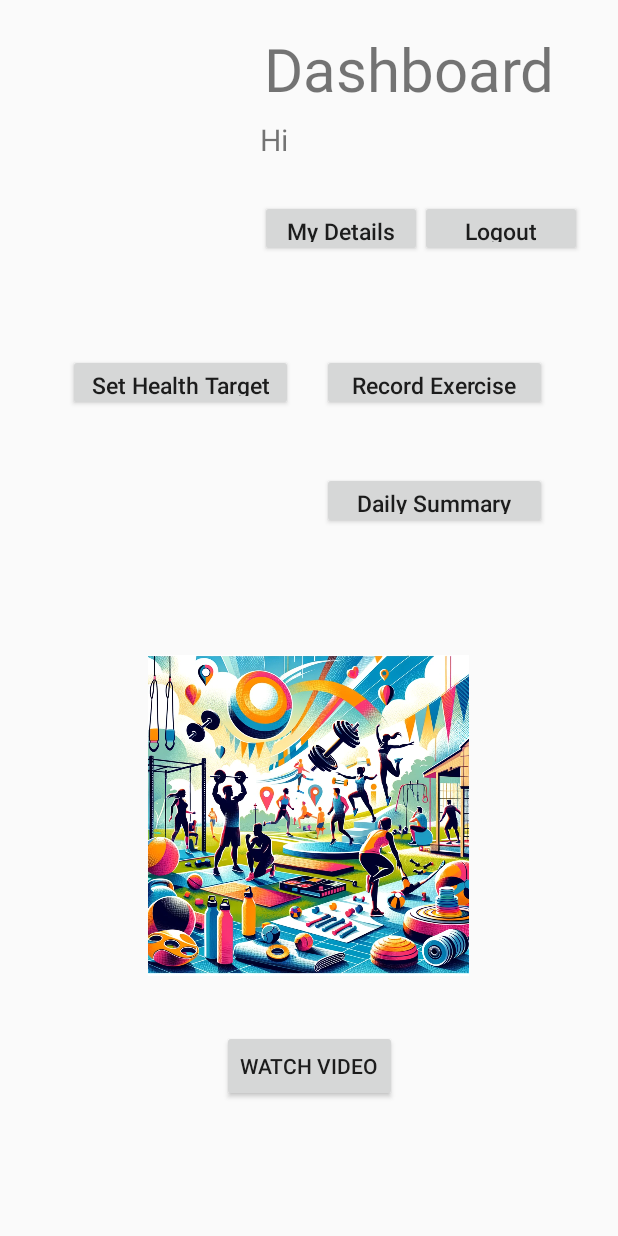
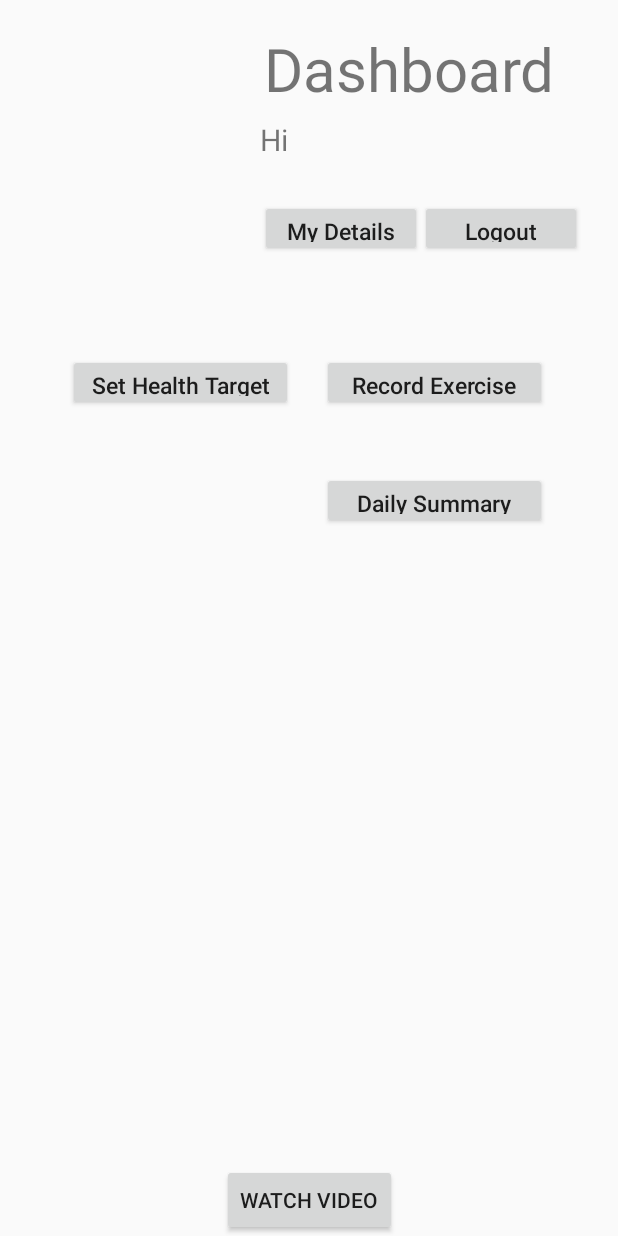
Before and after one commit to GDipSA-SA57-Group-6/MyHealthApp, an Android app: the Dashboard screen opened directly, with no data from a screen before it, on a phone screen of 412 x 824 dp. Run offline under Robolectric (Android 15) with nearby library versions, the phone set to English and light mode, and no system bars.

Commit message:
function:display video

```diff
--- a/app/src/main/java/iss/AD/myhealthapp/LoginPage.java
+++ b/app/src/main/java/iss/AD/myhealthapp/LoginPage.java
@@ -65,11 +65,11 @@ public class LoginPage extends AppCompatActivity {
             @Override
             public void onClick(View v) {
                 //需要login验证的代码
-                String name = mUsernameTxt.getText().toString();
-                String password = mPasswordTxt.getText().toString();
-                logIn(name, password);
+//                String name = mUsernameTxt.getText().toString();
+//                String password = mPasswordTxt.getText().toString();
+//                logIn(name, password);
                 //用于开发时跳过密码验证的部分
-//                startProtectedActivity();
+                startProtectedActivity();
             }
         });
     }
--- a/app/src/main/res/layout/activity_dashboard.xml
+++ b/app/src/main/res/layout/activity_dashboard.xml
@@ -144,16 +144,16 @@
         app:layout_constraintTop_toTopOf="parent"
         app:layout_constraintVertical_bias="0.40" />
 
-    <ImageView
-        android:id="@+id/imageView"
-        android:layout_width="214dp"
-        android:layout_height="214dp"
-        android:layout_marginTop="84dp"
-        android:src="@drawable/exercise_video"
-        app:layout_constraintEnd_toEndOf="parent"
-        app:layout_constraintHorizontal_bias="0.497"
-        app:layout_constraintStart_toStartOf="parent"
-        app:layout_constraintTop_toBottomOf="@id/btnDailySummary" />
+<!--    <ImageView-->
+<!--        android:id="@+id/imageView"-->
+<!--        android:layout_width="214dp"-->
+<!--        android:layout_height="214dp"-->
+<!--        android:layout_marginTop="84dp"-->
+<!--        android:src="@drawable/exercise_video"-->
+<!--        app:layout_constraintEnd_toEndOf="parent"-->
+<!--        app:layout_constraintHorizontal_bias="0.497"-->
+<!--        app:layout_constraintStart_toStartOf="parent"-->
+<!--        app:layout_constraintTop_toBottomOf="@id/btnDailySummary" />-->
 
     <Button
         android:id="@+id/btnVideoPage"
@@ -163,7 +163,7 @@
         android:text="Watch Video"
         app:layout_constraintEnd_toEndOf="parent"
         app:layout_constraintStart_toStartOf="parent"
-        app:layout_constraintTop_toBottomOf="@id/imageView" />
+        app:layout_constraintBottom_toBottomOf="parent" />
 
 
 </androidx.constraintlayout.widget.ConstraintLayout>
```
